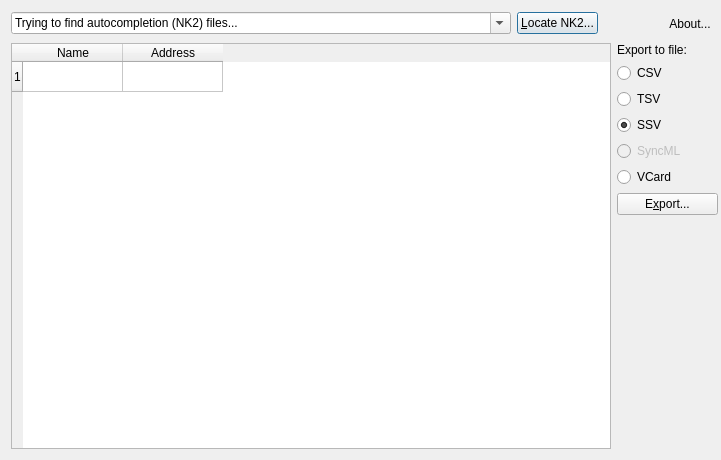
First picture: the form in debunk2.ui, repository Ravenco/debunk2, before the edit.
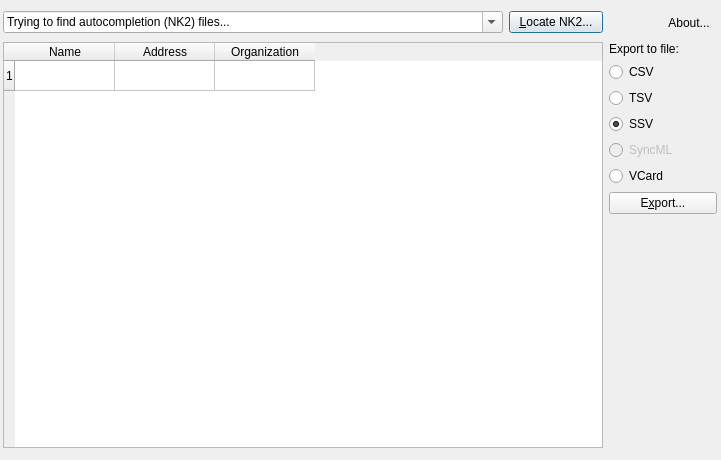
Second picture: the form after the edit. Icons and pictures are not drawn.

Commit message: realigning ui controls with reality

```diff
--- a/debunk2.ui
+++ b/debunk2.ui
@@ -18,9 +18,9 @@
   <widget class="QWidget" name="layoutWidget" >
    <property name="geometry" >
     <rect>
-     <x>11</x>
-     <y>10</y>
-     <width>707</width>
+     <x>3</x>
+     <y>9</y>
+     <width>714</width>
      <height>439</height>
     </rect>
    </property>
@@ -81,40 +81,6 @@
       </property>
      </widget>
     </item>
-    <item rowspan="2" row="1" column="0" colspan="3" >
-     <widget class="QTableWidget" name="parsedTable" >
-      <property name="minimumSize" >
-       <size>
-        <width>600</width>
-        <height>400</height>
-       </size>
-      </property>
-      <property name="acceptDrops" >
-       <bool>true</bool>
-      </property>
-      <property name="dragEnabled" >
-       <bool>true</bool>
-      </property>
-      <property name="alternatingRowColors" >
-       <bool>true</bool>
-      </property>
-      <row>
-       <property name="text" >
-        <string>1</string>
-       </property>
-      </row>
-      <column>
-       <property name="text" >
-        <string>Name</string>
-       </property>
-      </column>
-      <column>
-       <property name="text" >
-        <string>Address</string>
-       </property>
-      </column>
-     </widget>
-    </item>
     <item row="2" column="3" colspan="2" >
      <spacer>
       <property name="orientation" >
@@ -218,6 +184,45 @@
       </property>
      </spacer>
     </item>
+    <item rowspan="2" row="1" column="0" colspan="2" >
+     <widget class="QTableWidget" name="parsedTable" >
+      <property name="minimumSize" >
+       <size>
+        <width>600</width>
+        <height>400</height>
+       </size>
+      </property>
+      <property name="acceptDrops" >
+       <bool>true</bool>
+      </property>
+      <property name="dragEnabled" >
+       <bool>true</bool>
+      </property>
+      <property name="alternatingRowColors" >
+       <bool>true</bool>
+      </property>
+      <row>
+       <property name="text" >
+        <string>1</string>
+       </property>
+      </row>
+      <column>
+       <property name="text" >
+        <string>Name</string>
+       </property>
+      </column>
+      <column>
+       <property name="text" >
+        <string>Address</string>
+       </property>
+      </column>
+      <column>
+       <property name="text" >
+        <string>Organization</string>
+       </property>
+      </column>
+     </widget>
+    </item>
    </layout>
   </widget>
  </widget>
```
The commit also changes 1 other file.
